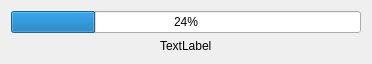
Before: the Qt Designer form ui/dlg_progress.ui in geometalab/Vector-Tiles-Reader-QGIS-Plugin, drawn with Qt 5.
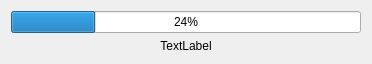
After: the same form once the commit is applied.

Commit message: progress dialog layout improved

Diff of the .ui file:
```diff
--- a/ui/dlg_progress.ui
+++ b/ui/dlg_progress.ui
@@ -40,8 +40,8 @@
   <property name="modal">
    <bool>false</bool>
   </property>
-  <layout class="QGridLayout" name="gridLayout">
-   <item row="0" column="0">
+  <layout class="QVBoxLayout" name="verticalLayout">
+   <item>
     <widget class="QProgressBar" name="progressBar">
      <property name="value">
       <number>24</number>
@@ -51,11 +51,14 @@
      </property>
     </widget>
    </item>
-   <item row="1" column="0" alignment="Qt::AlignHCenter|Qt::AlignTop">
+   <item>
     <widget class="QLabel" name="lblMessage">
      <property name="text">
       <string>TextLabel</string>
      </property>
+     <property name="alignment">
+      <set>Qt::AlignCenter</set>
+     </property>
     </widget>
    </item>
   </layout>
```
The commit also changes 1 other file.
